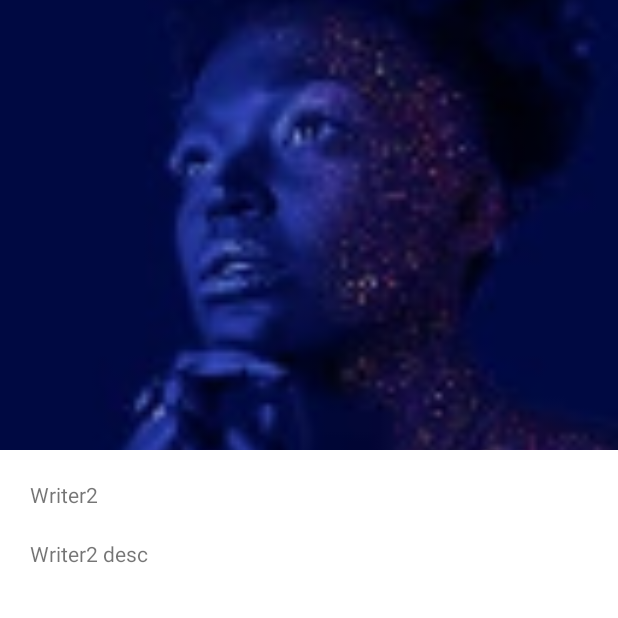
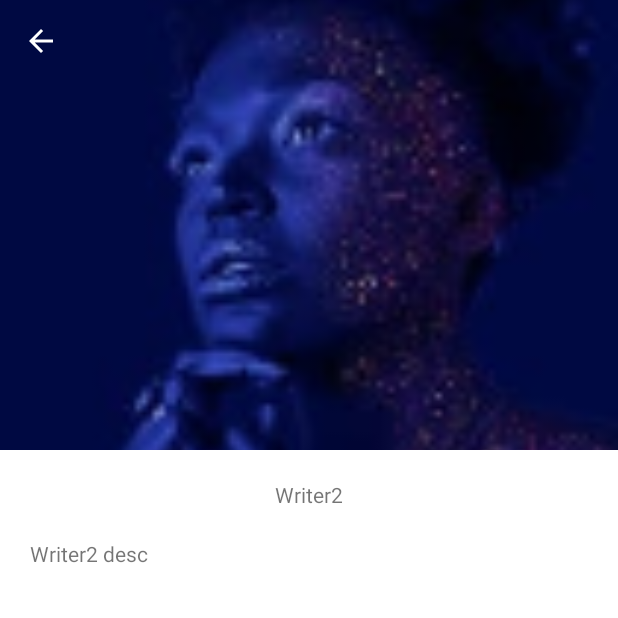
Before and after one commit to abdulvvahid/NewsFragmentManagement, an Android app: the screen it shows after launch (MainActivity), after a tap on "Writer2", on a phone screen of 412 x 824 dp, the top half of it. Run offline under Robolectric (Android 15) with nearby library versions, the phone set to English and light mode, and no system bars; our stand-ins replace data binding.

Commit message:
Fix bug and change design of detail fragment

```diff
--- a/app/src/main/java/com/noor/newsfragmentmanagement/DetailFragment.kt
+++ b/app/src/main/java/com/noor/newsfragmentmanagement/DetailFragment.kt
@@ -37,6 +37,10 @@ class DetailFragment : Fragment() {
         binding.tvDetailNewsTitle.text = textTitle
         binding.tvDetailNewsDesc.text = textDesc
 
+        binding.ivIconBack.setOnClickListener {
+            (activity as MainActivity).loadHome(this)
+        }
+
         return binding.root
     }
 
--- a/app/src/main/java/com/noor/newsfragmentmanagement/MainActivity.kt
+++ b/app/src/main/java/com/noor/newsfragmentmanagement/MainActivity.kt
@@ -52,7 +52,7 @@ class MainActivity : AppCompatActivity() {
         "News Description5",
         "News Date 5"
     )
-    private lateinit var detailFragment: DetailFragment
+    private var detailFragment: DetailFragment = DetailFragment.newInstance(R.drawable.news1, "Detail Fragment", "Detail Desc")
 
     override fun onCreate(savedInstanceState: Bundle?) {
         super.onCreate(savedInstanceState)
@@ -84,7 +84,7 @@ class MainActivity : AppCompatActivity() {
             fragmentNews4.detailClicked(R.drawable.news4, "News4 Title", "News4 desc")
             fragmentNews5.detailClicked(R.drawable.news5, "News5 Title", "News5 desc")
             fragmentDetail.setOnClickListener {
-                loadHome()
+                // Detail Fragment
             }
         }
     }
@@ -143,7 +143,7 @@ class MainActivity : AppCompatActivity() {
 
     }
 
-    private fun loadHome() {
+    fun loadHome(detail: DetailFragment) {
         val fragmentTransaction = supportFragmentManager.beginTransaction()
         fragmentTransaction.apply {
             replace(binding.fragmentToolbar.id, toolbarFragment, "toolbar_fragment")
@@ -161,7 +161,7 @@ class MainActivity : AppCompatActivity() {
             replace(binding.fragmentNews3.id, newsFragment3, "news_fragment3")
             replace(binding.fragmentNews4.id, newsFragment4, "news_fragment4")
             replace(binding.fragmentNews5.id, newsFragment5, "news_fragment5")
-            remove(detailFragment)
+            remove(detail)
             commit()
         }
     }
--- /dev/null
+++ b/app/src/main/res/drawable/ic_arrow_back.xml
@@ -0,0 +1,5 @@
+<vector android:autoMirrored="true" android:height="24dp"
+    android:tint="#FFFFFF" android:viewportHeight="24"
+    android:viewportWidth="24" android:width="24dp" xmlns:android="http://schemas.android.com/apk/res/android">
+    <path android:fillColor="@android:color/white" android:pathData="M20,11H7.83l5.59,-5.59L12,4l-8,8 8,8 1.41,-1.41L7.83,13H20v-2z"/>
+</vector>
--- a/app/src/main/res/layout/fragment_detail.xml
+++ b/app/src/main/res/layout/fragment_detail.xml
@@ -1,10 +1,11 @@
 <?xml version="1.0" encoding="utf-8"?>
 <layout xmlns:android="http://schemas.android.com/apk/res/android"
+    xmlns:app="http://schemas.android.com/apk/res-auto"
     xmlns:tools="http://schemas.android.com/tools">
 
     <data />
 
-    <LinearLayout
+    <androidx.constraintlayout.widget.ConstraintLayout
         android:layout_width="match_parent"
         android:layout_height="match_parent"
         android:orientation="vertical"
@@ -16,7 +17,20 @@
             android:layout_height="300dp"
             android:contentDescription="@string/detailed_image_view"
             android:scaleType="centerCrop"
-            android:src="@drawable/rectangle1" />
+            android:src="@drawable/rectangle1"
+            app:layout_constraintEnd_toEndOf="parent"
+            app:layout_constraintStart_toStartOf="parent"
+            app:layout_constraintTop_toTopOf="parent" />
+
+        <ImageView
+            android:id="@+id/iv_icon_back"
+            android:layout_width="wrap_content"
+            android:layout_height="wrap_content"
+            android:layout_margin="15dp"
+            android:src="@drawable/ic_arrow_back"
+            app:layout_constraintStart_toStartOf="parent"
+            app:layout_constraintTop_toTopOf="parent"
+            android:contentDescription="@string/go_back_to_home_screen" />
 
         <TextView
             android:id="@+id/tv_detail_news_title"
@@ -24,15 +38,22 @@
             android:layout_height="wrap_content"
             android:layout_marginHorizontal="20dp"
             android:layout_marginTop="20dp"
-            android:text="@string/news_title" />
+            android:text="@string/news_title"
+            app:layout_constraintEnd_toEndOf="parent"
+            app:layout_constraintStart_toStartOf="parent"
+            app:layout_constraintTop_toBottomOf="@+id/iv_detail" />
 
         <TextView
             android:id="@+id/tv_detail_news_desc"
-            android:layout_width="wrap_content"
+            android:layout_width="0dp"
             android:layout_height="wrap_content"
             android:layout_marginHorizontal="20dp"
             android:layout_marginTop="20dp"
-            android:text="@string/news_desc" />
-    </LinearLayout>
+            android:text="@string/news_desc"
+            app:layout_constraintEnd_toEndOf="parent"
+            app:layout_constraintStart_toStartOf="parent"
+            app:layout_constraintTop_toBottomOf="@+id/tv_detail_news_title" />
+
+    </androidx.constraintlayout.widget.ConstraintLayout>
 
 </layout>
--- a/app/src/main/res/values/strings.xml
+++ b/app/src/main/res/values/strings.xml
@@ -16,4 +16,5 @@
     <string name="date">08.09.2021</string>
     <string name="logo">Logo</string>
     <string name="search_image">Search Image</string>
+    <string name="go_back_to_home_screen">Go back to home screen</string>
 </resources>
```
